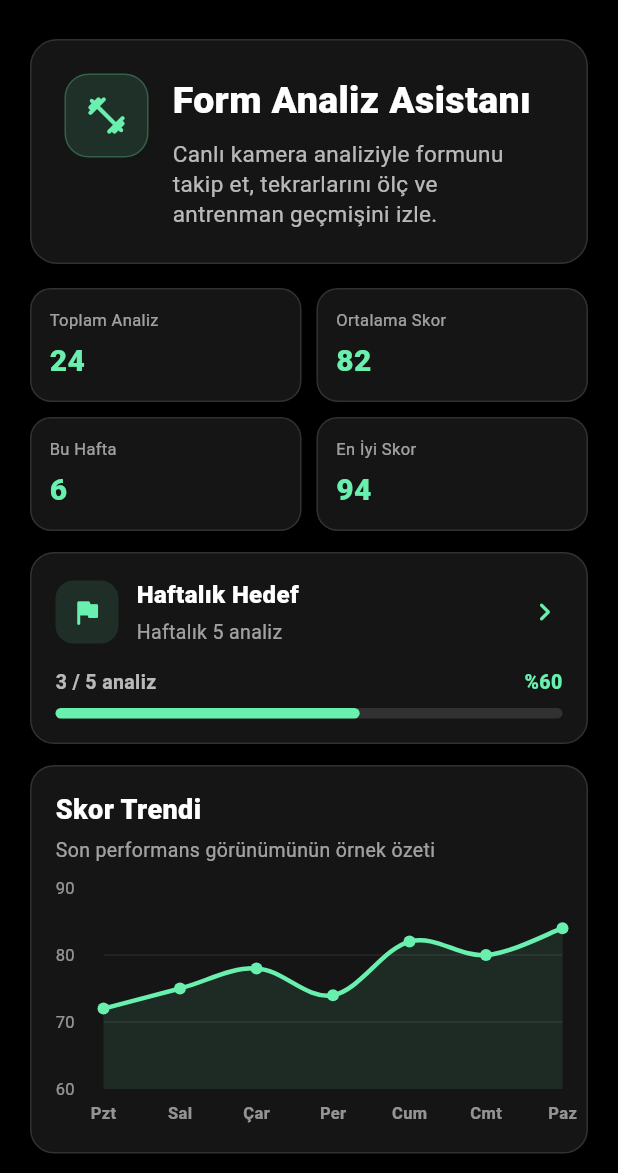
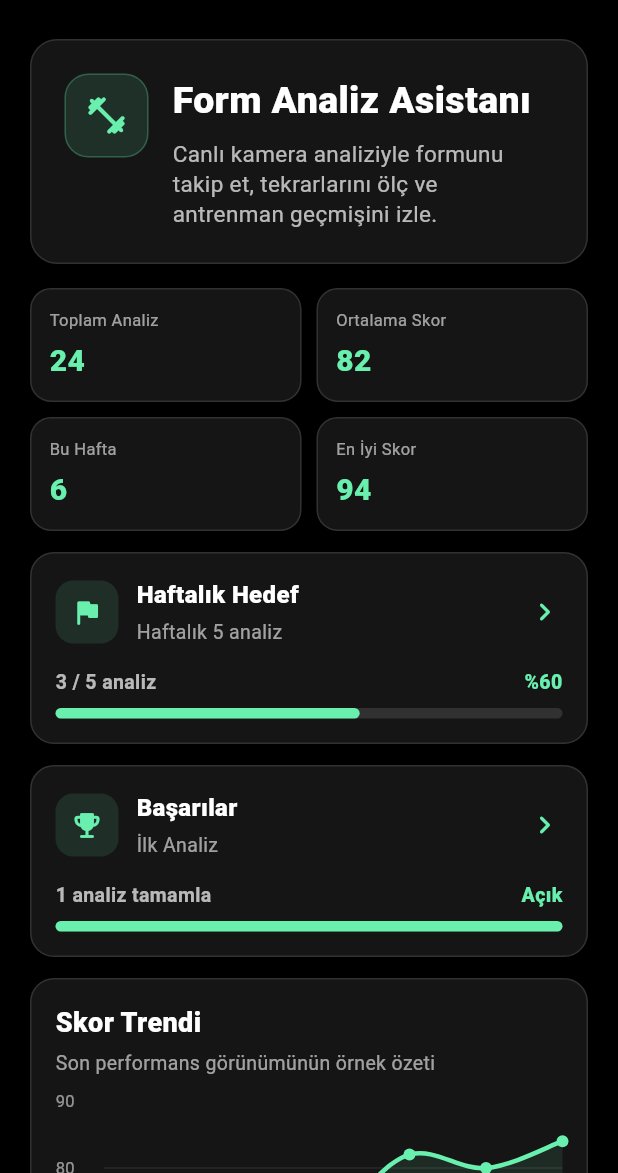
Before and after one commit to bkrbzdgn40/pea, a Flutter app: the screen it shows after launch, on a phone screen of 412 x 824 dp, the part 63-1236 px from its top. Run offline on Flutter 3.47's test engine with Material 3 defaults, Android fonts, the phone set to English and light mode, and no system bars; drawn by our look-alikes of fl_chart; our stand-ins replace camera, cloud_firestore, firebase_auth, firebase_core, flutter_riverpod, permission_handler and 1 more; missing offline and left inert: google_mlkit_pose_detection; accounts and stored records are empty.

Commit message:
feat: add achievements feature with demo data and UI components

```diff
--- /dev/null
+++ b/lib/features/achievements/presentation/data/demo_achievements.dart
@@ -0,0 +1,44 @@
+import '../models/achievement.dart';
+
+const demoAchievements = [
+  Achievement(
+    id: 'first_analysis',
+    title: 'İlk Analiz',
+    description: 'İlk canlı analiz oturumunu tamamladın.',
+    isUnlocked: true,
+    progress: 1,
+    requirementText: '1 analiz tamamla',
+  ),
+  Achievement(
+    id: 'seven_day_streak',
+    title: '7 Gün Seri',
+    description: 'Antrenman alışkanlığını düzenli hale getir.',
+    isUnlocked: false,
+    progress: 0.43,
+    requirementText: '7 gün üst üste antrenman yap',
+  ),
+  Achievement(
+    id: 'score_90_plus',
+    title: '90+ Skor',
+    description: 'Yüksek form kalitesiyle güçlü bir oturum çıkar.',
+    isUnlocked: false,
+    progress: 0.82,
+    requirementText: 'Bir oturumda 90+ ortalama skor al',
+  ),
+  Achievement(
+    id: 'hundred_reps',
+    title: '100 Tekrar',
+    description: 'Toplam tekrar hacmini istikrarlı şekilde artır.',
+    isUnlocked: true,
+    progress: 1,
+    requirementText: 'Toplam 100 tekrar tamamla',
+  ),
+  Achievement(
+    id: 'ten_sessions',
+    title: '10 Oturum',
+    description: 'Antrenman geçmişini büyüt ve ritmini koru.',
+    isUnlocked: false,
+    progress: 0.6,
+    requirementText: '10 analiz oturumu tamamla',
+  ),
+];
--- /dev/null
+++ b/lib/features/achievements/presentation/models/achievement.dart
@@ -0,0 +1,19 @@
+class Achievement {
+  const Achievement({
+    required this.id,
+    required this.title,
+    required this.description,
+    required this.isUnlocked,
+    required this.progress,
+    required this.requirementText,
+  });
+
+  final String id;
+  final String title;
+  final String description;
+  final bool isUnlocked;
+  final double progress;
+  final String requirementText;
+
+  double get normalizedProgress => progress.clamp(0, 1).toDouble();
+}
--- a/lib/features/workout_analysis/presentation/screens/home_screen.dart
+++ b/lib/features/workout_analysis/presentation/screens/home_screen.dart
@@ -2,6 +2,9 @@ import 'package:flutter/material.dart';
 import 'package:flutter_riverpod/flutter_riverpod.dart';
 
 import '../../../../app/presentation/widgets/app_drawer.dart';
+import '../../../achievements/presentation/data/demo_achievements.dart';
+import '../../../achievements/presentation/models/achievement.dart';
+import '../../../achievements/presentation/screens/achievements_screen.dart';
 import '../../../chat/presentation/screens/chat_screen.dart';
 import '../../../goals/presentation/data/demo_workout_goals.dart';
 import '../../../goals/presentation/models/workout_goal.dart';
@@ -61,6 +64,18 @@ class HomeScreen extends ConsumerWidget {
                   Navigator.push(
                     context,
                     MaterialPageRoute(builder: (_) => const GoalsScreen()),
+                  );
+                },
+              ),
+              const SizedBox(height: 14),
+              _AchievementPreviewCard(
+                achievement: demoAchievements.first,
+                onTap: () {
+                  Navigator.push(
+                    context,
+                    MaterialPageRoute(
+                      builder: (_) => const AchievementsScreen(),
+                    ),
                   );
                 },
               ),
@@ -380,6 +395,115 @@ class _GoalPreviewCard extends StatelessWidget {
   }
 }
 
+class _AchievementPreviewCard extends StatelessWidget {
+  const _AchievementPreviewCard({
+    required this.achievement,
+    required this.onTap,
+  });
+
+  final Achievement achievement;
+  final VoidCallback onTap;
+
+  @override
+  Widget build(BuildContext context) {
+    final progressPercent = (achievement.normalizedProgress * 100).round();
+
+    return InkWell(
+      borderRadius: BorderRadius.circular(16),
+      onTap: onTap,
+      child: Container(
+        padding: const EdgeInsets.all(16),
+        decoration: BoxDecoration(
+          color: const Color(0xFF151515),
+          borderRadius: BorderRadius.circular(16),
+          border: Border.all(color: Colors.white12),
+        ),
+        child: Column(
+          crossAxisAlignment: CrossAxisAlignment.start,
+          children: [
+            Row(
+              children: [
+                Container(
+                  padding: const EdgeInsets.all(10),
+                  decoration: BoxDecoration(
+                    color: Colors.greenAccent.withValues(alpha: 0.12),
+                    borderRadius: BorderRadius.circular(12),
+                  ),
+                  child: const Icon(
+                    Icons.emoji_events_rounded,
+                    color: Colors.greenAccent,
+                    size: 22,
+                  ),
+                ),
+                const SizedBox(width: 12),
+                Expanded(
+                  child: Column(
+                    crossAxisAlignment: CrossAxisAlignment.start,
+                    children: [
+                      const Text(
+                        'Başarılar',
+                        style: TextStyle(
+                          color: Colors.white,
+                          fontSize: 16,
+                          fontWeight: FontWeight.w800,
+                        ),
+                      ),
+                      const SizedBox(height: 4),
+                      Text(
+                        achievement.title,
+                        style: const TextStyle(
+                          color: Colors.white60,
+                          fontSize: 13,
+                        ),
+                      ),
+                    ],
+                  ),
+                ),
+                const SizedBox(width: 10),
+                const Icon(
+                  Icons.chevron_right_rounded,
+                  color: Colors.greenAccent,
+                ),
+              ],
+            ),
+            const SizedBox(height: 14),
+            Row(
+              children: [
+                Expanded(
+                  child: Text(
+                    achievement.requirementText,
+                    style: const TextStyle(
+                      color: Colors.white70,
+                      fontSize: 13,
+                      fontWeight: FontWeight.w700,
+                    ),
+                  ),
+                ),
+                Text(
+                  achievement.isUnlocked ? 'Açık' : '%$progressPercent',
+                  style: const TextStyle(
+                    color: Colors.greenAccent,
+                    fontSize: 13,
+                    fontWeight: FontWeight.w900,
+                  ),
+                ),
+              ],
+            ),
+            const SizedBox(height: 8),
+            LinearProgressIndicator(
+              value: achievement.normalizedProgress,
+              minHeight: 7,
+              backgroundColor: Colors.white12,
+              color: Colors.greenAccent,
+              borderRadius: BorderRadius.circular(999),
+            ),
+          ],
+        ),
+      ),
+    );
+  }
+}
+
 class _AiCoachPreviewCard extends StatelessWidget {
   const _AiCoachPreviewCard({required this.onTap});
 
```
Also changed, not shown: lib/features/achievements/presentation/screens/achievements_screen.dart (added, +179 -0 lines).
